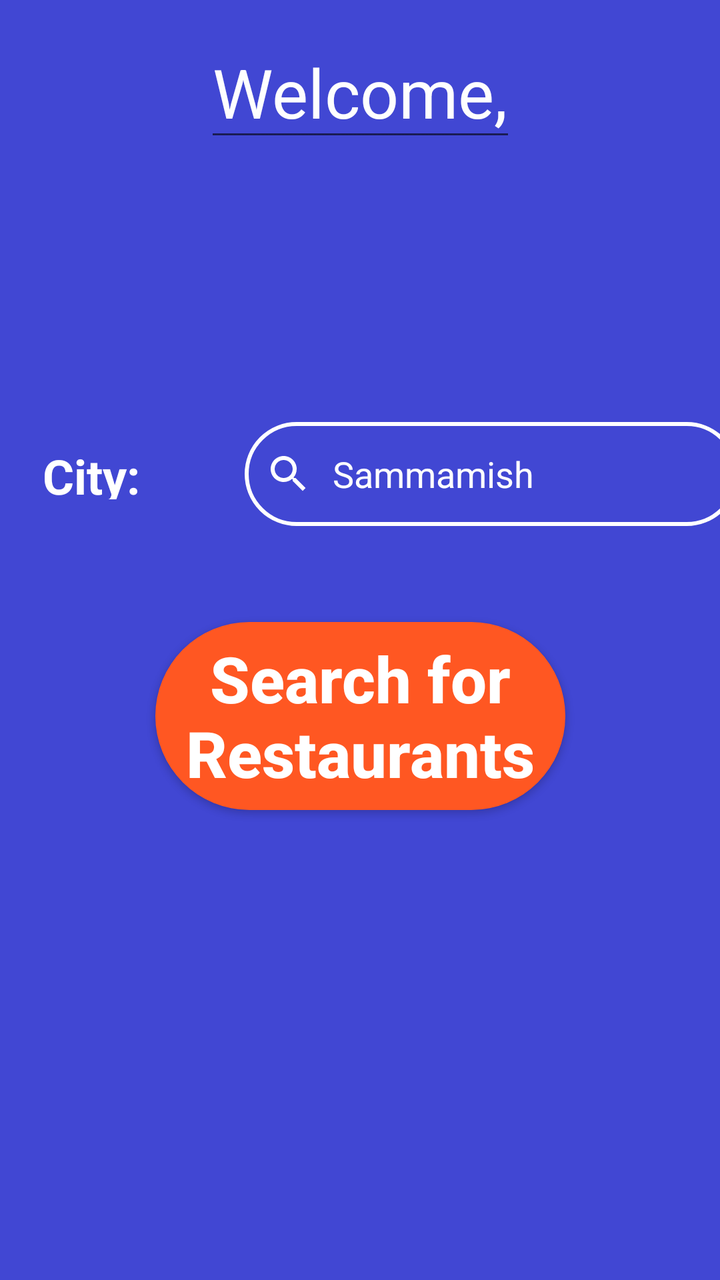
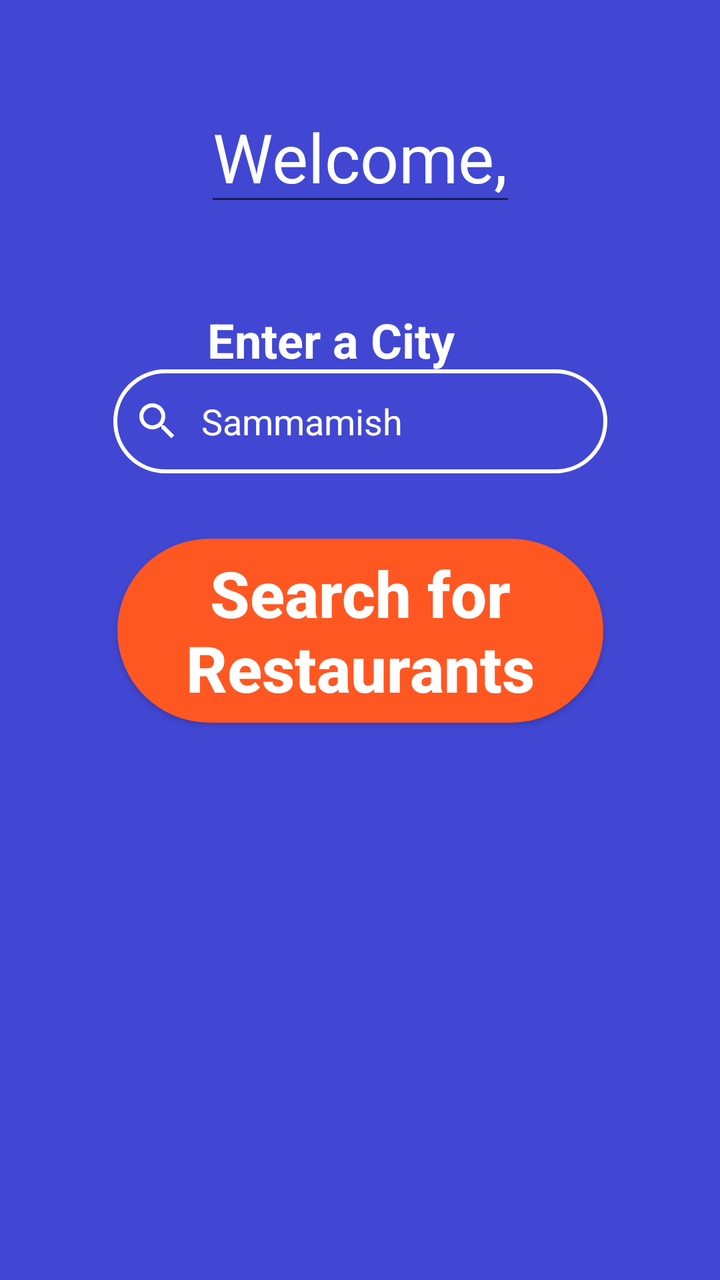

Compare the two renders of this Android layout. The source of the first and the diff that turns it into the second are given below.
<!-- AndroidManifest.xml: application theme Theme.ALLERGICATEVersion2 -->
<!-- res/layout/activity_home_screen.xml -->
<?xml version="1.0" encoding="utf-8"?>
<androidx.constraintlayout.widget.ConstraintLayout xmlns:android="http://schemas.android.com/apk/res/android"
    xmlns:app="http://schemas.android.com/apk/res-auto"
    xmlns:tools="http://schemas.android.com/tools"
    android:layout_width="match_parent"
    android:layout_height="match_parent"
    android:background="#4147D3"
    tools:context=".HomeScreen">

    <com.google.android.material.textfield.TextInputEditText
        android:id="@+id/welcomeText"
        android:layout_width="wrap_content"
        android:layout_height="wrap_content"
        android:text="Welcome,"
        android:textColor="#FEFEFE"
        android:textSize="34sp"
        app:layout_constraintBottom_toBottomOf="parent"
        app:layout_constraintEnd_toEndOf="parent"
        app:layout_constraintStart_toStartOf="parent"
        app:layout_constraintTop_toTopOf="parent"
        app:layout_constraintVertical_bias="0.023" />

    <com.google.android.material.textfield.TextInputEditText
        android:id="@+id/search_bar"
        android:layout_width="247dp"
        android:layout_height="52dp"
        android:layout_marginStart="101dp"
        android:layout_marginTop="143dp"
        android:layout_marginBottom="56dp"
        android:background="@drawable/input_bg"
        android:drawableLeft="@drawable/baseline_search_24"
        android:drawablePadding="10dp"
        android:ems="10"
        android:hint="Search"
        android:inputType="textPersonName"
        android:paddingLeft="10dp"
        android:paddingTop="10dp"
        android:paddingRight="10dp"
        android:paddingBottom="10dp"
        android:text="Sammamish"
        android:textColor="#FEFEFE"
        android:textColorHint="#FEFEFE"
        android:theme="@style/Theme.ALLERGICATEVersion2"
        app:layout_constraintBottom_toTopOf="@+id/btnSearch"
        app:layout_constraintStart_toStartOf="@+id/textViewEnterCity"
        app:layout_constraintTop_toBottomOf="@+id/welcomeText"
        tools:ignore="MissingConstraints" />

    <Button
        android:id="@+id/btnSearch"
        android:layout_width="205dp"
        android:layout_height="94dp"
        android:layout_marginStart="32dp"
        android:layout_marginEnd="32dp"
        android:background="@drawable/btn_bg"
        android:text="Search for Restaurants"
        android:textAllCaps="false"
        android:textColor="@color/white"
        android:textSize="32sp"
        android:textStyle="bold"
        android:tintMode="src_in"
        app:layout_constraintBottom_toBottomOf="parent"
        app:layout_constraintEnd_toEndOf="parent"
        app:layout_constraintStart_toStartOf="parent"
        app:layout_constraintTop_toBottomOf="@+id/welcomeText" />

    <TextView
        android:id="@+id/textViewEnterCity"
        android:layout_width="94dp"
        android:layout_height="28dp"
        android:text="City:"
        android:textColor="@color/white"
        android:textSize="24sp"
        android:textStyle="bold"
        app:layout_constraintBottom_toBottomOf="parent"
        app:layout_constraintEnd_toEndOf="parent"
        app:layout_constraintHorizontal_bias="0.08"
        app:layout_constraintStart_toStartOf="parent"
        app:layout_constraintTop_toTopOf="parent"
        app:layout_constraintVertical_bias="0.362" />

</androidx.constraintlayout.widget.ConstraintLayout>
<!-- resources referenced by this layout -->
<resources>
  <color name="white">#FFFFFFFF</color>
  <!-- drawable baseline_search_24 (drawable) -->
  <vector android:autoMirrored="true" android:height="24dp"
      android:tint="#FFFFFF" android:viewportHeight="24"
      android:viewportWidth="24" android:width="24dp" xmlns:android="http://schemas.android.com/apk/res/android">
      <path android:fillColor="@android:color/white" android:pathData="M15.5,14h-0.79l-0.28,-0.27C15.41,12.59 16,11.11 16,9.5 16,5.91 13.09,3 9.5,3S3,5.91 3,9.5 5.91,16 9.5,16c1.61,0 3.09,-0.59 4.23,-1.57l0.27,0.28v0.79l5,4.99L20.49,19l-4.99,-5zM9.5,14C7.01,14 5,11.99 5,9.5S7.01,5 9.5,5 14,7.01 14,9.5 11.99,14 9.5,14z"/>
  </vector>
  <!-- drawable btn_bg (drawable) -->
  <?xml version="1.0" encoding="utf-8"?>
  <shape xmlns:android="http://schemas.android.com/apk/res/android">
  
      <solid android:color="#FFFF5722"/>
      <corners android:radius="70dp"/>
  
  
  </shape>
  <!-- drawable input_bg (drawable) -->
  <?xml version="1.0" encoding="utf-8"?>
  <shape xmlns:android="http://schemas.android.com/apk/res/android">
  
      <stroke android:color="@color/white" android:width="2dp" />
      <corners android:radius="70dp"/>
  </shape>
  <style name="Theme.ALLERGICATEVersion2" parent="Theme.AppCompat.Light.DarkActionBar">
          
          <item name="colorPrimary">#FFFF5722</item>
          <item name="colorPrimaryVariant">@color/purple_700</item>
          <item name="colorOnPrimary">@color/white</item>
          
          <item name="colorSecondary">@color/teal_200</item>
          <item name="colorSecondaryVariant">@color/teal_700</item>
          <item name="colorOnSecondary">@color/black</item>
          
          <item name="android:statusBarColor">?attr/colorPrimaryVariant</item>
          
          <item name="windowActionBar">true</item>
      </style>
  <color name="purple_700">#FF3700B3</color>
  <color name="teal_200">#FF03DAC5</color>
  <color name="teal_700">#FF018786</color>
  <color name="black">#FF000000</color>
</resources>

<!-- the commit's change to res/layout/activity_home_screen.xml (unified diff, before → after) -->
@@ -14,19 +14,15 @@
         android:text="Welcome,"
         android:textColor="#FEFEFE"
         android:textSize="34sp"
-        app:layout_constraintBottom_toBottomOf="parent"
+        app:layout_constraintBottom_toTopOf="@+id/textViewEnterCity"
         app:layout_constraintEnd_toEndOf="parent"
         app:layout_constraintStart_toStartOf="parent"
-        app:layout_constraintTop_toTopOf="parent"
-        app:layout_constraintVertical_bias="0.023" />
+        app:layout_constraintTop_toTopOf="parent" />
 
     <com.google.android.material.textfield.TextInputEditText
         android:id="@+id/search_bar"
         android:layout_width="247dp"
         android:layout_height="52dp"
-        android:layout_marginStart="101dp"
-        android:layout_marginTop="143dp"
-        android:layout_marginBottom="56dp"
         android:background="@drawable/input_bg"
         android:drawableLeft="@drawable/baseline_search_24"
         android:drawablePadding="10dp"
@@ -41,17 +37,31 @@
         android:textColor="#FEFEFE"
         android:textColorHint="#FEFEFE"
         android:theme="@style/Theme.ALLERGICATEVersion2"
-        app:layout_constraintBottom_toTopOf="@+id/btnSearch"
-        app:layout_constraintStart_toStartOf="@+id/textViewEnterCity"
-        app:layout_constraintTop_toBottomOf="@+id/welcomeText"
+        app:layout_constraintBottom_toBottomOf="parent"
+        app:layout_constraintEnd_toEndOf="parent"
+        app:layout_constraintStart_toStartOf="parent"
+        app:layout_constraintTop_toTopOf="parent"
+        app:layout_constraintVertical_bias="0.314"
         tools:ignore="MissingConstraints" />
+
+    <TextView
+        android:id="@+id/textViewEnterCity"
+        android:layout_width="153dp"
+        android:layout_height="31dp"
+        android:text="Enter a City"
+        android:textColor="@color/white"
+        android:textSize="24sp"
+        android:textStyle="bold"
+        app:layout_constraintBottom_toTopOf="@+id/search_bar"
+        app:layout_constraintEnd_toEndOf="parent"
+        app:layout_constraintStart_toStartOf="parent" />
 
     <Button
         android:id="@+id/btnSearch"
-        android:layout_width="205dp"
-        android:layout_height="94dp"
-        android:layout_marginStart="32dp"
-        android:layout_marginEnd="32dp"
+        android:layout_width="243dp"
+        android:layout_height="92dp"
+        android:layout_marginTop="46dp"
+        android:layout_marginBottom="292dp"
         android:background="@drawable/btn_bg"
         android:text="Search for Restaurants"
         android:textAllCaps="false"
@@ -62,21 +72,6 @@
         app:layout_constraintBottom_toBottomOf="parent"
         app:layout_constraintEnd_toEndOf="parent"
         app:layout_constraintStart_toStartOf="parent"
-        app:layout_constraintTop_toBottomOf="@+id/welcomeText" />
-
-    <TextView
-        android:id="@+id/textViewEnterCity"
-        android:layout_width="94dp"
-        android:layout_height="28dp"
-        android:text="City:"
-        android:textColor="@color/white"
-        android:textSize="24sp"
-        android:textStyle="bold"
-        app:layout_constraintBottom_toBottomOf="parent"
-        app:layout_constraintEnd_toEndOf="parent"
-        app:layout_constraintHorizontal_bias="0.08"
-        app:layout_constraintStart_toStartOf="parent"
-        app:layout_constraintTop_toTopOf="parent"
-        app:layout_constraintVertical_bias="0.362" />
+        app:layout_constraintTop_toBottomOf="@+id/search_bar" />
 
 </androidx.constraintlayout.widget.ConstraintLayout>
